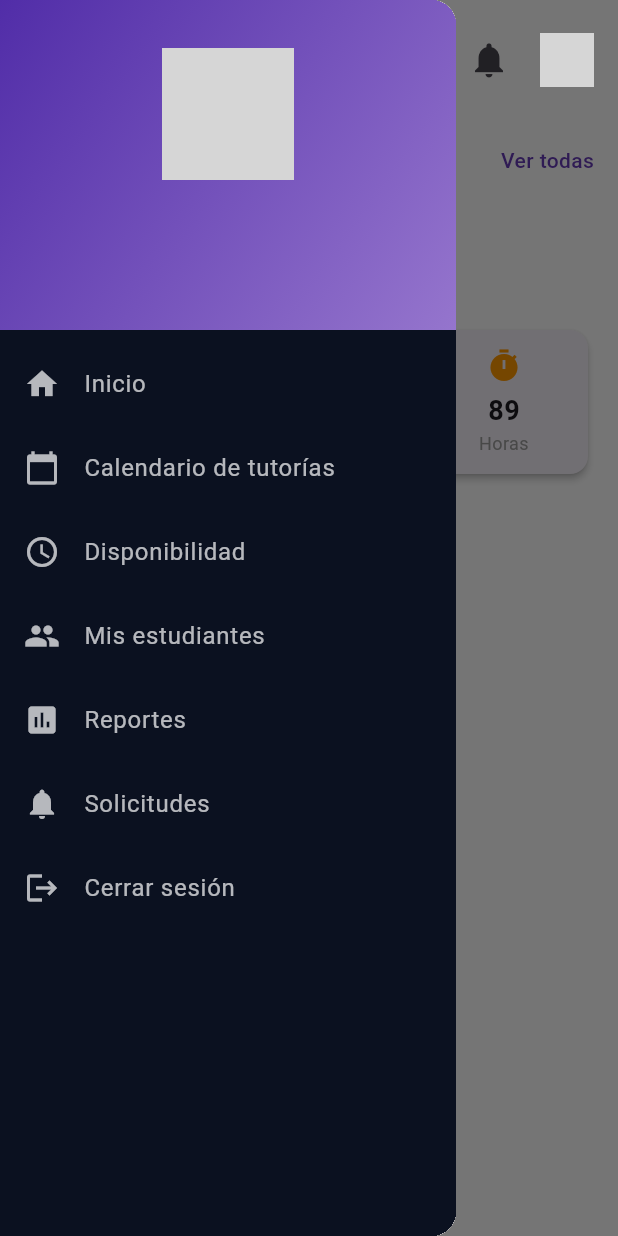
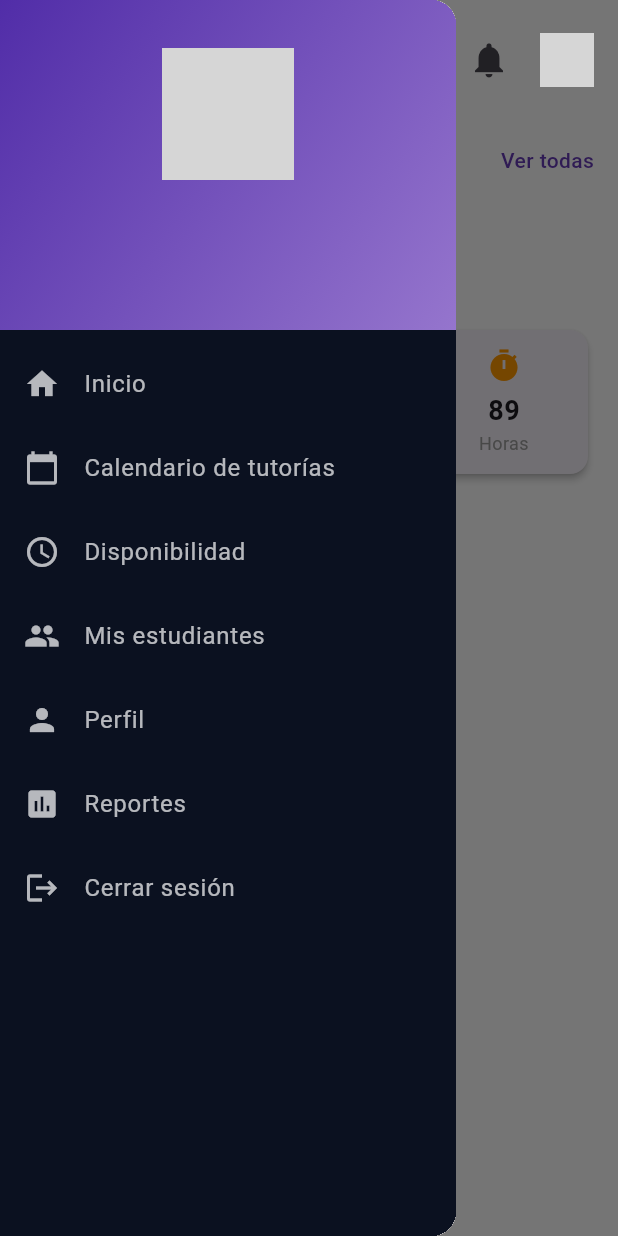
Before and after one commit to oscar435/tutoring_app, a Flutter app: the TeacherHomePage screen opened by its route, with the side drawer open, on a phone screen of 412 x 824 dp. Run offline on Flutter 3.47's test engine with Material 3 defaults, Android fonts, the phone set to English and light mode, and no system bars; our stand-ins replace cloud_firestore, firebase_auth, firebase_core, firebase_storage, flutter_form_builder, form_builder_validators and 4 more; accounts and stored records are empty; grey boxes are pictures that could not be loaded.

Commit message:
Tutor> Boton perfil implementado

```diff
--- a/lib/pages/teacher_home_page.dart
+++ b/lib/pages/teacher_home_page.dart
@@ -12,6 +12,7 @@ import 'package:intl/intl.dart';
 import '../models/sesion_tutoria.dart';
 import '../service/sesion_tutoria_service.dart';
 import 'package:tutoring_app/pages/mis_estudiantes_page.dart';
+import 'package:tutoring_app/pages/tutor_profile_page.dart';
 
 class TeacherHomePage extends StatefulWidget {
   static const routeName = '/teacher-home';
@@ -100,9 +101,19 @@ class _TeacherHomePageState extends State<TeacherHomePage> {
               },
             ),
             const SizedBox(width: 10),
-            const CircleAvatar(
-              backgroundImage: AssetImage('assets/teacher_avatar.jpg'),
-              radius: 18,
+            GestureDetector(
+              onTap: () {
+                Navigator.push(
+                  context,
+                  MaterialPageRoute(
+                    builder: (context) => TutorProfilePage(),
+                  ),
+                );
+              },
+              child: const CircleAvatar(
+                backgroundImage: AssetImage('assets/teacher_avatar.jpg'),
+                radius: 18,
+              ),
             ),
           ],
         ),
@@ -214,23 +225,21 @@ class _TeacherHomePageState extends State<TeacherHomePage> {
                         ),
                       ),
                       _buildDrawerItem(
+                        Icons.person,
+                        'Perfil',
+                        context,
+                        () => Navigator.push(
+                          context,
+                          MaterialPageRoute(
+                            builder: (context) => TutorProfilePage(),
+                          ),
+                        ),
+                      ),
+                      _buildDrawerItem(
                         Icons.assessment,
                         'Reportes',
                         context,
                         null,
-                      ),
-                      _buildDrawerItem(
-                        Icons.notifications,
-                        'Solicitudes',
-                        context,
-                        user != null
-                            ? () => Navigator.push(
-                                  context,
-                                  MaterialPageRoute(
-                                    builder: (context) => SolicitudesTutorPage(tutorId: user.uid),
-                                  ),
-                                )
-                            : null,
                       ),
                       _buildDrawerItem(
                         Icons.logout,
@@ -371,21 +380,28 @@ class _TeacherHomePageState extends State<TeacherHomePage> {
                 fontWeight: FontWeight.bold,
                 fontSize: 16,
               ),
+              maxLines: 2,
+              overflow: TextOverflow.ellipsis,
             ),
-            const Spacer(),
+            const SizedBox(height: 4),
             Text(
               time,
               style: TextStyle(
                 color: color,
                 fontWeight: FontWeight.w500,
               ),
+              maxLines: 1,
+              overflow: TextOverflow.ellipsis,
             ),
+            const Spacer(),
             Text(
               students,
               style: const TextStyle(
                 color: Colors.grey,
                 fontSize: 12,
               ),
+              maxLines: 1,
+              overflow: TextOverflow.ellipsis,
             ),
           ],
         ),
```
Also changed, not shown: lib/pages/tutor_profile_page.dart (added, +121 -0 lines).
